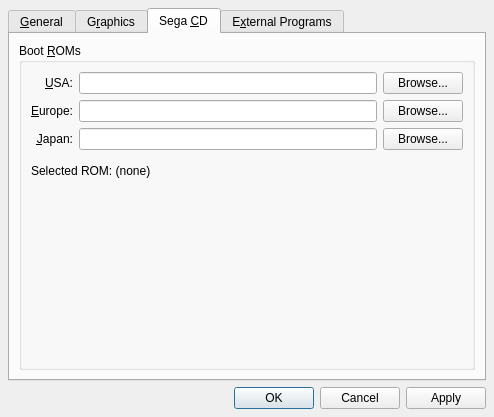
Above: src/gens-qt4/ui/GeneralConfigWindow.ui from GerbilSoft/gens-gs-ii before the change. Below: the same form after it.
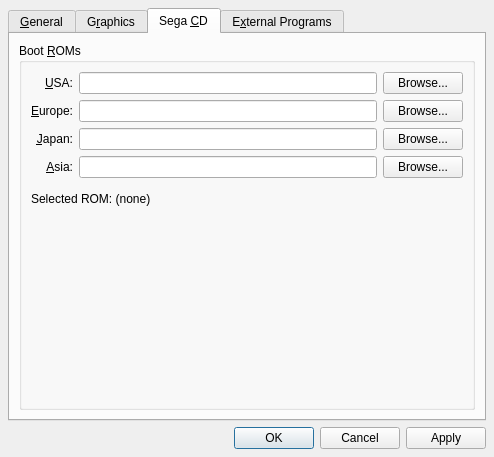
That is the form after the change. The open tabs and pages were chosen to show the change. Custom widgets are drawn as their Qt base class.

Commit message:
[gens-qt4] ui/GeneralConfigWindow.ui: Aded an MCD Asia boot ROM.
Asia-specific boot ROMs exist, so we might as well have an entry for it,
even if it won't be used that often.

Increased the window size by 40px to accomodate the new textbox.

Updated the rest of GeneralConfigWindow to handle the Asia boot ROM.

GensConfig.cpp: Added mcdRomAsia and related functionality.

```diff
--- a/src/gens-qt4/ui/GeneralConfigWindow.ui
+++ b/src/gens-qt4/ui/GeneralConfigWindow.ui
@@ -7,19 +7,19 @@
     <x>0</x>
     <y>0</y>
     <width>494</width>
-    <height>417</height>
+    <height>457</height>
    </rect>
   </property>
   <property name="minimumSize">
    <size>
     <width>494</width>
-    <height>417</height>
+    <height>457</height>
    </size>
   </property>
   <property name="maximumSize">
    <size>
     <width>494</width>
-    <height>417</height>
+    <height>457</height>
    </size>
   </property>
   <property name="baseSize">
@@ -662,23 +662,23 @@
              </property>
             </widget>
            </item>
-           <item row="3" column="0" colspan="3">
-            <spacer name="verticalSpacer_2">
-             <property name="orientation">
-              <enum>Qt::Vertical</enum>
-             </property>
-             <property name="sizeType">
-              <enum>QSizePolicy::Fixed</enum>
-             </property>
-             <property name="sizeHint" stdset="0">
-              <size>
-               <width>20</width>
-               <height>8</height>
-              </size>
-             </property>
-            </spacer>
-           </item>
            <item row="4" column="0" colspan="3">
+            <spacer name="vspcMcdRom">
+             <property name="orientation">
+              <enum>Qt::Vertical</enum>
+             </property>
+             <property name="sizeType">
+              <enum>QSizePolicy::Fixed</enum>
+             </property>
+             <property name="sizeHint" stdset="0">
+              <size>
+               <width>20</width>
+               <height>8</height>
+              </size>
+             </property>
+            </spacer>
+           </item>
+           <item row="5" column="0" colspan="3">
             <widget class="QLabel" name="lblMcdSelectedRom">
              <property name="sizePolicy">
               <sizepolicy hsizetype="Expanding" vsizetype="Expanding">
@@ -709,6 +709,35 @@
            <item row="2" column="1">
             <widget class="GensQt4::GensLineEdit" name="txtMcdRomJPN"/>
            </item>
+           <item row="3" column="1">
+            <widget class="GensQt4::GensLineEdit" name="txtMcdRomAsia"/>
+           </item>
+           <item row="3" column="0">
+            <widget class="QLabel" name="lblMcdRomAsia">
+             <property name="text">
+              <string>&amp;Asia:</string>
+             </property>
+             <property name="textFormat">
+              <enum>Qt::PlainText</enum>
+             </property>
+             <property name="alignment">
+              <set>Qt::AlignRight|Qt::AlignTrailing|Qt::AlignVCenter</set>
+             </property>
+             <property name="buddy">
+              <cstring>txtMcdRomJPN</cstring>
+             </property>
+            </widget>
+           </item>
+           <item row="3" column="2">
+            <widget class="QPushButton" name="btnMcdRomAsia">
+             <property name="text">
+              <string>Browse...</string>
+             </property>
+             <property name="flat">
+              <bool>false</bool>
+             </property>
+            </widget>
+           </item>
           </layout>
          </widget>
         </item>
```
Left out of the diff: 21 changed lines with no effect on the pictures. The commit also changes 5 other files.
